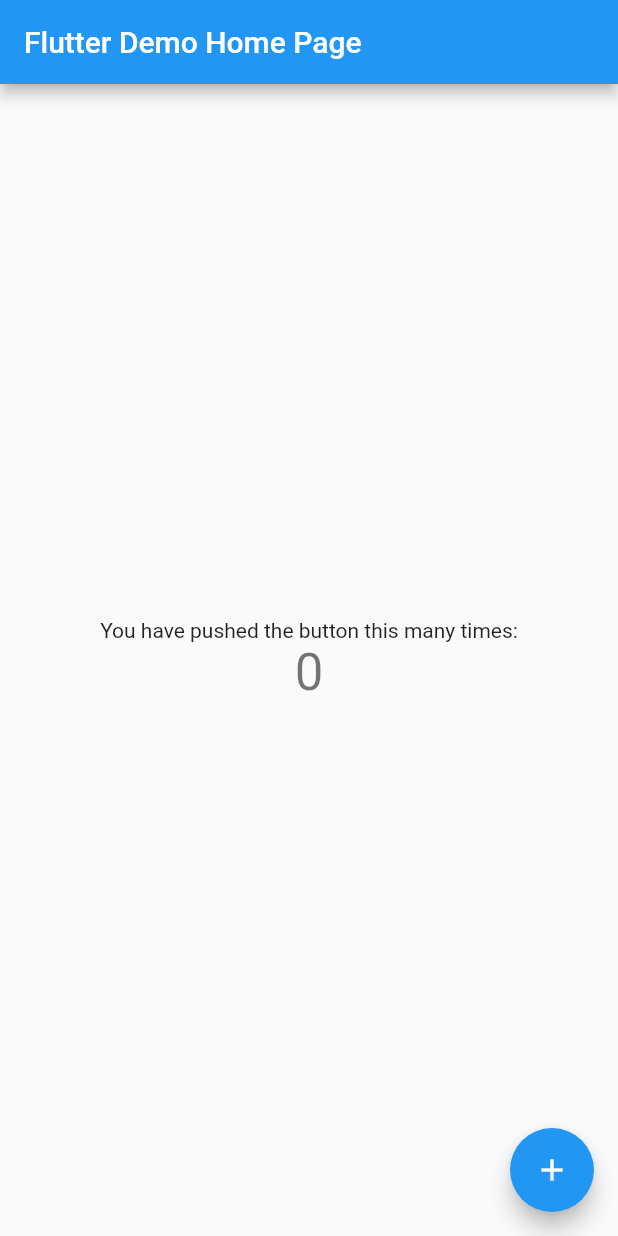
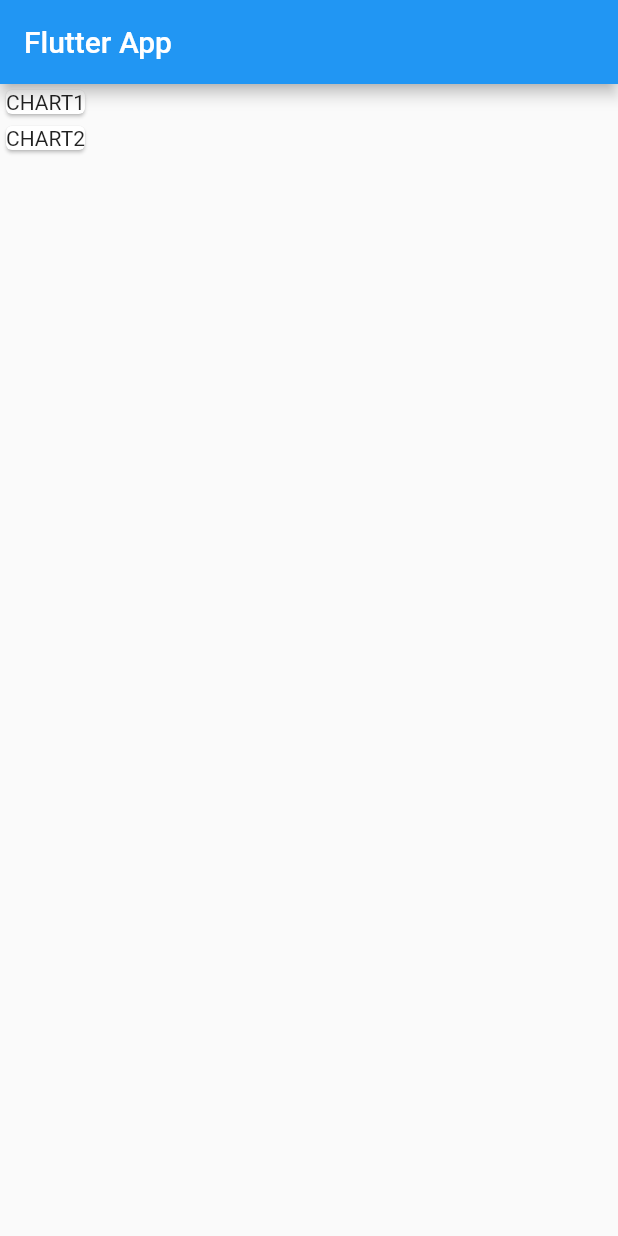
Before and after one commit to memory852/planner, a Flutter app: the screen it shows after launch, on a phone screen of 412 x 824 dp. Run offline on Flutter 3.47's test engine with Material 2 defaults, Android fonts, the phone set to English and light mode, and no system bars.

Commit message:
lesson70

```diff
--- a/lib/main.dart
+++ b/lib/main.dart
@@ -1,3 +1,4 @@
+import 'package:flutter/cupertino.dart';
 import 'package:flutter/material.dart';
 
 void main() {
@@ -5,113 +6,32 @@ void main() {
 }
 
 class MyApp extends StatelessWidget {
-  // This widget is the root of your application.
   @override
   Widget build(BuildContext context) {
     return MaterialApp(
-      title: 'Flutter Demo',
-      theme: ThemeData(
-        // This is the theme of your application.
-        //
-        // Try running your application with "flutter run". You'll see the
-        // application has a blue toolbar. Then, without quitting the app, try
-        // changing the primarySwatch below to Colors.green and then invoke
-        // "hot reload" (press "r" in the console where you ran "flutter run",
-        // or simply save your changes to "hot reload" in a Flutter IDE).
-        // Notice that the counter didn't reset back to zero; the application
-        // is not restarted.
-        primarySwatch: Colors.blue,
-        // This makes the visual density adapt to the platform that you run
-        // the app on. For desktop platforms, the controls will be smaller and
-        // closer together (more dense) than on mobile platforms.
-        visualDensity: VisualDensity.adaptivePlatformDensity,
-      ),
-      home: MyHomePage(title: 'Flutter Demo Home Page'),
+      title: "Flutter App",
+      home: MyHomePage(),
     );
   }
 }
 
-class MyHomePage extends StatefulWidget {
-  MyHomePage({Key key, this.title}) : super(key: key);
-
-  // This widget is the home page of your application. It is stateful, meaning
-  // that it has a State object (defined below) that contains fields that affect
-  // how it looks.
-
-  // This class is the configuration for the state. It holds the values (in this
-  // case the title) provided by the parent (in this case the App widget) and
-  // used by the build method of the State. Fields in a Widget subclass are
-  // always marked "final".
-
-  final String title;
-
-  @override
-  _MyHomePageState createState() => _MyHomePageState();
-}
-
-class _MyHomePageState extends State<MyHomePage> {
-  int _counter = 0;
-
-  void _incrementCounter() {
-    setState(() {
-      // This call to setState tells the Flutter framework that something has
-      // changed in this State, which causes it to rerun the build method below
-      // so that the display can reflect the updated values. If we changed
-      // _counter without calling setState(), then the build method would not be
-      // called again, and so nothing would appear to happen.
-      _counter++;
-    });
-  }
-
+class MyHomePage extends StatelessWidget {
   @override
   Widget build(BuildContext context) {
-    // This method is rerun every time setState is called, for instance as done
-    // by the _incrementCounter method above.
-    //
-    // The Flutter framework has been optimized to make rerunning build methods
-    // fast, so that you can just rebuild anything that needs updating rather
-    // than having to individually change instances of widgets.
     return Scaffold(
       appBar: AppBar(
-        // Here we take the value from the MyHomePage object that was created by
-        // the App.build method, and use it to set our appbar title.
-        title: Text(widget.title),
+        title: Text("Flutter App"),
       ),
-      body: Center(
-        // Center is a layout widget. It takes a single child and positions it
-        // in the middle of the parent.
-        child: Column(
-          // Column is also a layout widget. It takes a list of children and
-          // arranges them vertically. By default, it sizes itself to fit its
-          // children horizontally, and tries to be as tall as its parent.
-          //
-          // Invoke "debug painting" (press "p" in the console, choose the
-          // "Toggle Debug Paint" action from the Flutter Inspector in Android
-          // Studio, or the "Toggle Debug Paint" command in Visual Studio Code)
-          // to see the wireframe for each widget.
-          //
-          // Column has various properties to control how it sizes itself and
-          // how it positions its children. Here we use mainAxisAlignment to
-          // center the children vertically; the main axis here is the vertical
-          // axis because Columns are vertical (the cross axis would be
-          // horizontal).
-          mainAxisAlignment: MainAxisAlignment.center,
-          children: <Widget>[
-            Text(
-              'You have pushed the button this many times:',
-            ),
-            Text(
-              '$_counter',
-              style: Theme.of(context).textTheme.headline4,
-            ),
-          ],
-        ),
+      body: Column(
+        children: <Widget>[
+          Card(
+            child: Text("CHART1"),
+          ),
+          Card(
+            child: Text("CHART2"),
+          )
+        ],
       ),
-      floatingActionButton: FloatingActionButton(
-        onPressed: _incrementCounter,
-        tooltip: 'Increment',
-        child: Icon(Icons.add),
-      ), // This trailing comma makes auto-formatting nicer for build methods.
     );
   }
 }
```
